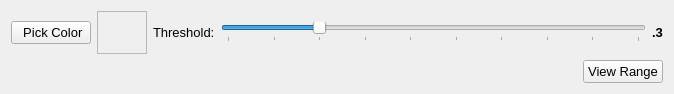
Qt form resources/views/algorithms/MatchedFilter.ui (crgrove/automated-drone-image-analysis-tool) before a commit.
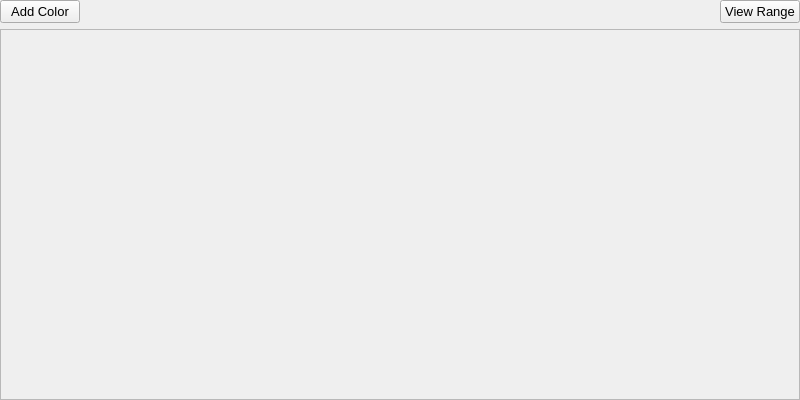
The same form after that commit. Icons and pictures are not drawn.

```diff
--- a/resources/views/algorithms/MatchedFilter.ui
+++ b/resources/views/algorithms/MatchedFilter.ui
@@ -6,14 +6,29 @@
    <rect>
     <x>0</x>
     <y>0</y>
-    <width>674</width>
-    <height>94</height>
+    <width>800</width>
+    <height>400</height>
    </rect>
   </property>
   <property name="windowTitle">
    <string>Form</string>
   </property>
   <layout class="QVBoxLayout" name="verticalLayout">
+   <property name="spacing">
+    <number>6</number>
+   </property>
+   <property name="leftMargin">
+    <number>0</number>
+   </property>
+   <property name="topMargin">
+    <number>0</number>
+   </property>
+   <property name="rightMargin">
+    <number>0</number>
+   </property>
+   <property name="bottomMargin">
+    <number>0</number>
+   </property>
    <item>
     <layout class="QHBoxLayout" name="ColorSelectionLayout">
      <item>
@@ -31,7 +46,7 @@
 Best for detecting specific colored objects with consistent spectral properties.</string>
        </property>
        <property name="text">
-        <string> Pick Color</string>
+        <string>Add Color</string>
        </property>
        <property name="icon">
         <iconset resource="../../resources.qrc">
@@ -43,111 +58,6 @@
       </widget>
      </item>
      <item>
-      <widget class="QFrame" name="colorSample">
-       <property name="minimumSize">
-        <size>
-         <width>50</width>
-         <height>20</height>
-        </size>
-       </property>
-       <property name="toolTip">
-        <string>Visual preview of the selected target color signature.
-Shows the color that will be used for matched filter detection.
-The algorithm finds pixels with similar spectral characteristics to this color.</string>
-       </property>
-       <property name="frameShape">
-        <enum>QFrame::StyledPanel</enum>
-       </property>
-       <property name="frameShadow">
-        <enum>QFrame::Raised</enum>
-       </property>
-      </widget>
-     </item>
-     <item>
-      <layout class="QHBoxLayout" name="SilderLayout">
-       <item>
-        <widget class="QLabel" name="thresholdLabel">
-         <property name="font">
-          <font>
-           <pointsize>10</pointsize>
-          </font>
-         </property>
-         <property name="toolTip">
-          <string>Detection threshold for matched filter algorithm.
-• Range: 0.1 to 1.0 (displayed as slider 1-10, divided by 10)
-• Default: 0.3
-Controls the correlation coefficient required for a pixel to match the target color signature:
-• Lower values (0.1-0.3): INCREASE detections - more lenient matching, accepts less similar colors
-• Higher values (0.7-1.0): DECREASE detections - strict matching, only very similar colors detected
-Threshold represents how closely a pixel's spectral signature must match the target signature.</string>
-         </property>
-         <property name="text">
-          <string>Threshold:</string>
-         </property>
-        </widget>
-       </item>
-       <item>
-        <widget class="QSlider" name="thresholdSlider">
-         <property name="minimum">
-          <number>1</number>
-         </property>
-         <property name="maximum">
-          <number>10</number>
-         </property>
-         <property name="toolTip">
-          <string>Adjust the detection threshold for matched filter algorithm.
-• Range: 0.1 to 1.0 (displayed as 1-10, divided by 10)
-• Default: 0.3 (slider value 3)
-The matched filter algorithm finds pixels with similar spectral signatures:
-• Lower values (0.1-0.3): More lenient matching, more detections (may include dissimilar colors)
-• Medium values (0.4-0.6): Balanced detection (recommended for most cases)
-• Higher values (0.7-1.0): Strict matching, fewer detections (only very similar colors)
-Threshold represents the correlation coefficient between target and pixel signatures.
-Start with 0.3 and adjust based on detection results.</string>
-         </property>
-         <property name="pageStep">
-          <number>1</number>
-         </property>
-         <property name="value">
-          <number>3</number>
-         </property>
-         <property name="orientation">
-          <enum>Qt::Horizontal</enum>
-         </property>
-         <property name="tickPosition">
-          <enum>QSlider::TicksBelow</enum>
-         </property>
-         <property name="tickInterval">
-          <number>1</number>
-         </property>
-        </widget>
-       </item>
-       <item>
-        <widget class="QLabel" name="thresholdValueLabel">
-         <property name="font">
-          <font>
-           <pointsize>10</pointsize>
-           <weight>75</weight>
-           <bold>true</bold>
-          </font>
-         </property>
-         <property name="toolTip">
-          <string>Current threshold value for matched filter detection.
-Displays the slider value divided by 10 (e.g., slider 3 = threshold 0.3).
-Represents the minimum correlation coefficient for detection.</string>
-         </property>
-         <property name="text">
-          <string>.3</string>
-         </property>
-        </widget>
-       </item>
-      </layout>
-     </item>
-    </layout>
-   </item>
-   <item>
-    <layout class="QHBoxLayout" name="RangeViewerLayout">
-     <item>
       <spacer name="horizontalSpacer">
        <property name="orientation">
         <enum>Qt::Horizontal</enum>
@@ -163,7 +73,7 @@
      <item>
       <widget class="QPushButton" name="viewRangeButton">
        <property name="sizePolicy">
-        <sizepolicy hsizetype="Fixed" vsizetype="Fixed">
+        <sizepolicy hsizetype="Maximum" vsizetype="Fixed">
          <horstretch>0</horstretch>
          <verstretch>0</verstretch>
         </sizepolicy>
@@ -192,6 +102,46 @@
      </item>
     </layout>
    </item>
+   <item>
+    <widget class="QScrollArea" name="scrollArea">
+     <property name="widgetResizable">
+      <bool>true</bool>
+     </property>
+     <property name="horizontalScrollBarPolicy">
+      <enum>Qt::ScrollBarAlwaysOff</enum>
+     </property>
+     <property name="verticalScrollBarPolicy">
+      <enum>Qt::ScrollBarAsNeeded</enum>
+     </property>
+     <widget class="QWidget" name="scrollAreaWidgetContents">
+      <property name="geometry">
+       <rect>
+        <x>0</x>
+        <y>0</y>
+        <width>798</width>
+        <height>350</height>
+       </rect>
+      </property>
+      <layout class="QVBoxLayout" name="colorsLayout">
+       <property name="spacing">
+        <number>6</number>
+       </property>
+       <property name="leftMargin">
+        <number>0</number>
+       </property>
+       <property name="topMargin">
+        <number>0</number>
+       </property>
+       <property name="rightMargin">
+        <number>0</number>
+       </property>
+       <property name="bottomMargin">
+        <number>0</number>
+       </property>
+      </layout>
+     </widget>
+    </widget>
+   </item>
   </layout>
  </widget>
  <resources>
```
Left out of the diff: 12 changed lines with no effect on the pictures.
